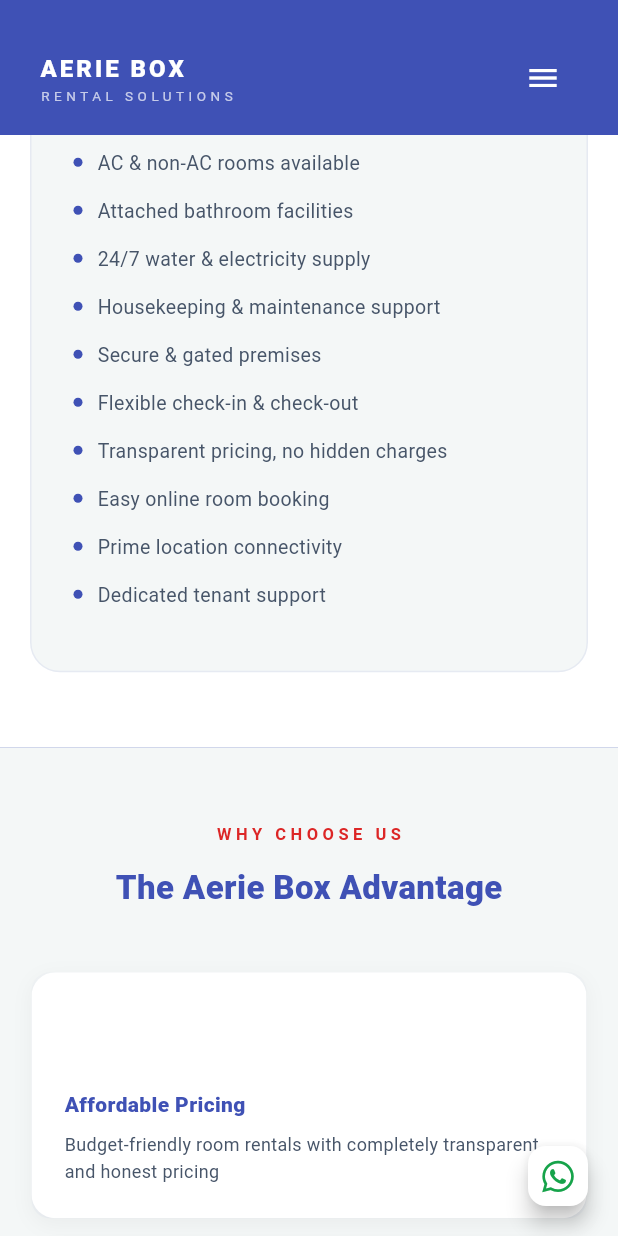
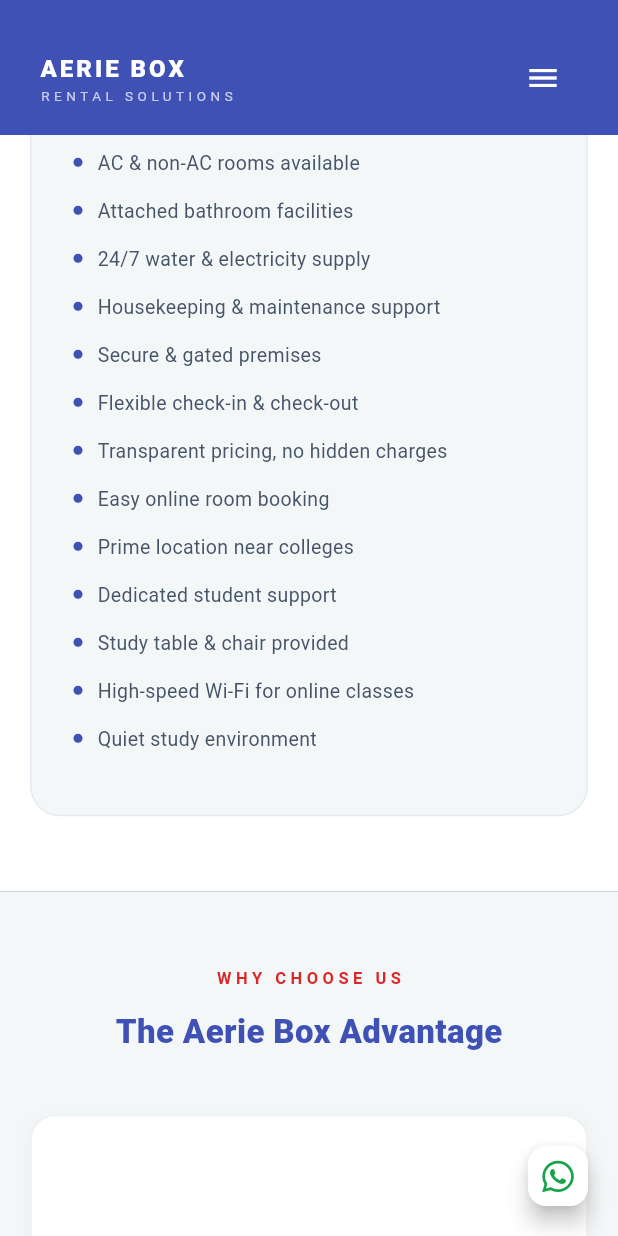
Before and after one commit to Akshay-Panika/Aerie-Box-Web, a Flutter app: the screen it shows after launch, scrolled down 2304 dp, on a phone screen of 412 x 824 dp. Run offline on Flutter 3.47's test engine with Material 3 defaults, Android fonts, the phone set to English and light mode, and no system bars; our stand-ins replace firebase_core, font_awesome_flutter; accounts and stored records are empty.

Commit message:
update at 9/19/2026

```diff
--- a/lib/screens/services_section.dart
+++ b/lib/screens/services_section.dart
@@ -15,10 +15,77 @@ class _ServicesSectionState extends State<ServicesSection> {
 
   final List<Map<String, dynamic>> _services = [
     {
-      'icon': Icons.meeting_room_outlined,
-      'title': 'Room Rentals',
+      'icon': Icons.school_outlined,
+      'title': 'Student',
       'items': [
-        'Fully furnished rental rooms',
+        'Fully furnished student rooms',
+        'Single & sharing room options',
+        'Daily, weekly & monthly bookings',
+        'AC & non-AC rooms available',
+        'Attached bathroom facilities',
+        '24/7 water & electricity supply',
+        'Housekeeping & maintenance support',
+        'Secure & gated premises',
+        'Flexible check-in & check-out',
+        'Transparent pricing, no hidden charges',
+        'Easy online room booking',
+        'Prime location near colleges',
+        'Dedicated student support',
+        'Study table & chair provided',
+        'High-speed Wi-Fi for online classes',
+        'Quiet study environment',
+      ],
+    },
+    {
+      'icon': Icons.work_outline,
+      'title': 'Professionals',
+      'items': [
+        'Work stay rooms for professionals',
+        'Fully furnished single & sharing rooms',
+        'Daily, weekly & monthly stay options',
+        'AC & non-AC rooms available',
+        'Attached bathroom facilities',
+        '24/7 water & electricity supply',
+        'Housekeeping & maintenance support',
+        'Secure & gated premises',
+        'Flexible check-in & check-out',
+        'Transparent pricing, no hidden charges',
+        'Easy online room booking',
+        'Prime location connectivity',
+        'Dedicated working professional support',
+        'High-speed Wi-Fi & workspace',
+        'Laundry & ironing services',
+        'CCTV secured premises',
+      ],
+    },
+    {
+      'icon': Icons.access_time_outlined,
+      'title': 'Temporary Stay',
+      'items': [
+        'Short-term room rentals',
+        'Daily & weekly booking options',
+        'Fully furnished rooms',
+        'AC & non-AC rooms available',
+        'Attached bathroom facilities',
+        '24/7 water & electricity supply',
+        'Housekeeping & maintenance support',
+        'Secure & gated premises',
+        'Flexible check-in & check-out',
+        'Transparent pricing, no hidden charges',
+        'Easy online room booking',
+        'Prime location connectivity',
+        'Dedicated guest support',
+        'Ideal for travelers & visitors',
+        'No long-term commitment',
+        'Quick & hassle-free booking',
+      ],
+    },
+    {
+      'icon': Icons.palette_outlined,
+      'title': 'Freelancers',
+      'items': [
+        'Rooms for artists & creators',
+        'Fully furnished creative spaces',
         'Single & sharing room options',
         'Daily, weekly & monthly bookings',
         'AC & non-AC rooms available',
@@ -30,14 +97,60 @@ class _ServicesSectionState extends State<ServicesSection> {
         'Transparent pricing, no hidden charges',
         'Easy online room booking',
         'Prime location connectivity',
-        'Dedicated tenant support',
+        'Dedicated creator support',
+        'High-speed Wi-Fi for content creation',
+        'Inspiring & creative environment',
+      ],
+    },
+    {
+      'icon': Icons.family_restroom_outlined,
+      'title': 'Family',
+      'items': [
+        'Spacious family rooms',
+        'Fully furnished family suites',
+        'Daily, weekly & monthly bookings',
+        'AC & non-AC rooms available',
+        'Attached bathroom facilities',
+        '24/7 water & electricity supply',
+        'Housekeeping & maintenance support',
+        'Secure & gated premises',
+        'Flexible check-in & check-out',
+        'Transparent pricing, no hidden charges',
+        'Easy online room booking',
+        'Prime location connectivity',
+        'Dedicated family support',
+        'Kid-friendly environment',
+        'Extra bedding & storage space',
+        'Nearby parks & essentials',
+      ],
+    },
+    {
+      'icon': Icons.man_outlined,
+      'title': 'Bachelor',
+      'items': [
+        'Dedicated bachelor rooms',
+        'Fully furnished single & sharing rooms',
+        'Daily, weekly & monthly bookings',
+        'AC & non-AC rooms available',
+        'Attached bathroom facilities',
+        '24/7 water & electricity supply',
+        'Housekeeping & maintenance support',
+        'Secure & gated premises',
+        'Flexible check-in & check-out',
+        'Transparent pricing, no hidden charges',
+        'Easy online room booking',
+        'Prime location connectivity',
+        'Dedicated bachelor support',
+        'No restrictions on timings',
+        'Friends & visitors allowed',
+        'Hassle-free living experience',
       ],
     },
     {
       'icon': Icons.apartment_outlined,
-      'title': 'PG & Accommodation',
+      'title': 'PG & Hostel',
       'items': [
-        'PG rooms for students & professionals',
+        'PG rooms for girls & boys',
         'Hostel-style shared accommodation',
         'Meals & mess facility options',
         'Wi-Fi & internet connectivity',
@@ -45,18 +158,14 @@ class _ServicesSectionState extends State<ServicesSection> {
         'Laundry & ironing services',
         'CCTV secured premises',
         'Warden & security support',
-      ],
-    },
-    {
-      'icon': Icons.chair_outlined,
-      'title': 'Room Products & Services',
-      'items': [
-        'Room furniture on rent',
-        'Bed, mattress & wardrobe rental',
-        'Study table & chair sets',
-        'Mini fridge & appliance rental',
-        'Room setup & interior assistance',
-        'Custom room customization',
+        'Fully furnished rooms',
+        'Single & sharing room options',
+        'Daily, weekly & monthly bookings',
+        'AC & non-AC rooms available',
+        'Attached bathroom facilities',
+        '24/7 water & electricity supply',
+        'Housekeeping & maintenance support',
+        'Transparent pricing, no hidden charges',
       ],
     },
   ];
@@ -79,7 +188,7 @@ class _ServicesSectionState extends State<ServicesSection> {
               Text(
                 'WHAT WE DO',
                 style: TextStyle(
-                  color: AppColor.secondary,
+                  color: AppColor.error,
                   fontSize: RFont.size(context, 11, desktop: 12),
                   fontWeight: FontWeight.w700,
                   letterSpacing: 3,
@@ -155,7 +264,7 @@ class _ServicesSectionState extends State<ServicesSection> {
   Widget _buildActiveContent(BuildContext context, bool isMobile) {
     final service = _services[_activeTab];
     final items = service['items'] as List<String>;
-    final halfLen = (items.length / 2).ceil();
+    final halfLen = (items.length / 3).ceil();
 
     return AnimatedSwitcher(
       duration: const Duration(milliseconds: 300),
@@ -211,19 +320,33 @@ class _ServicesSectionState extends State<ServicesSection> {
     );
   }
 
-  Widget _buildTwoColumns(BuildContext context, List<String> items, int halfLen) {
+  Widget _buildTwoColumns(BuildContext context, List<String> items, int thirdLen) {
+    final firstEnd = thirdLen.clamp(0, items.length);
+    final secondEnd = (thirdLen * 2).clamp(0, items.length);
     return Row(
       crossAxisAlignment: CrossAxisAlignment.start,
       children: [
         Expanded(
           child: Column(
-            children: items.sublist(0, halfLen).map((item) => _buildItem(context, item)).toList(),
+            children: items.sublist(0, firstEnd).map((item) => _buildItem(context, item)).toList(),
           ),
         ),
         const SizedBox(width: 24),
         Expanded(
           child: Column(
-            children: items.sublist(halfLen).map((item) => _buildItem(context, item)).toList(),
+            children: items
+                .sublist(firstEnd, secondEnd)
+                .map((item) => _buildItem(context, item))
+                .toList(),
+          ),
+        ),
+        const SizedBox(width: 24),
+        Expanded(
+          child: Column(
+            children: items
+                .sublist(secondEnd)
+                .map((item) => _buildItem(context, item))
+                .toList(),
           ),
         ),
       ],
--- a/lib/screens/why_us_section.dart
+++ b/lib/screens/why_us_section.dart
@@ -13,7 +13,6 @@ class WhyUsSection extends StatefulWidget {
 }
 
 class _WhyUsSectionState extends State<WhyUsSection> {
-
   late final ScrollController _scrollController;
 
   bool _autoScrolling = true;
@@ -35,8 +34,7 @@ class _WhyUsSectionState extends State<WhyUsSection> {
 
       if (!_scrollController.hasClients) continue;
 
-      final maxScroll =
-          _scrollController.position.maxScrollExtent;
+      final maxScroll = _scrollController.position.maxScrollExtent;
 
       final current = _scrollController.offset;
 
@@ -154,31 +152,55 @@ class _WhyUsSectionState extends State<WhyUsSection> {
                           name: 'Student Tenant',
                           role: 'PG Room Resident',
                           review:
-                          'Aerie Box provided me a clean and fully furnished PG room at an affordable price. The booking process was quick and completely hassle-free.',
+                          'Aerie Box provided me a clean and fully furnished student room at an affordable price. The booking process was quick and completely hassle-free.',
                         ),
 
                         _buildTestimonialCard(
                           context,
                           name: 'Working Professional',
-                          role: 'Monthly Room Rental',
+                          role: 'Work Stay Resident',
                           review:
-                          'The room was well-maintained with all basic facilities. Transparent pricing and no hidden charges made my stay very comfortable.',
+                          'The work stay room was well-maintained with all basic facilities. Transparent pricing and no hidden charges made my stay very comfortable.',
+                        ),
+
+                        _buildTestimonialCard(
+                          context,
+                          name: 'Temporary Guest',
+                          role: 'Short-term Stay',
+                          review:
+                          'I needed a short-term room for a week and Aerie Box made it incredibly easy. Quick booking, clean room and flexible check-out.',
+                        ),
+
+                        _buildTestimonialCard(
+                          context,
+                          name: 'Freelance Creator',
+                          role: 'Artist & Creator Stay',
+                          review:
+                          'The creative space was inspiring and fully furnished. High-speed Wi-Fi and a quiet environment helped me focus on my work.',
                         ),
 
                         _buildTestimonialCard(
                           context,
                           name: 'Family Tenant',
-                          role: 'Accommodation Service',
+                          role: 'Family Room Resident',
                           review:
-                          'We rented a fully furnished room through Aerie Box and the experience was smooth. Great location, secure premises and prompt support.',
+                          'We rented a spacious family room through Aerie Box and the experience was smooth. Great location, secure premises and prompt support.',
                         ),
 
                         _buildTestimonialCard(
                           context,
-                          name: 'Regular Customer',
-                          role: 'Furniture Rental',
+                          name: 'Bachelor Tenant',
+                          role: 'Bachelor Room Resident',
                           review:
-                          'Their room products and furniture rental service is excellent. Quality products, easy setup and very reasonable rental plans.',
+                          'No restrictions on timings and a hassle-free living experience. The bachelor room was exactly what I was looking for.',
+                        ),
+
+                        _buildTestimonialCard(
+                          context,
+                          name: 'PG Resident',
+                          role: 'Girls & Boys PG',
+                          review:
+                          'Safe and secure PG accommodation with mess facility. The warden and security support gave my parents complete peace of mind.',
                         ),
                       ]
                           .map(
@@ -266,22 +288,22 @@ class _WhyUsSectionState extends State<WhyUsSection> {
       {
         'icon': Icons.currency_rupee_outlined,
         'title': 'Affordable Pricing',
-        'desc': 'Budget-friendly room rentals with completely transparent and honest pricing',
+        'desc': 'Budget-friendly room rentals with completely transparent and honest pricing for every stay type',
       },
       {
         'icon': Icons.schedule,
         'title': 'Quick Booking',
-        'desc': 'Fast and hassle-free room booking process with instant confirmation',
+        'desc': 'Fast and hassle-free room booking process with instant confirmation for all categories',
       },
       {
         'icon': Icons.cleaning_services_outlined,
         'title': 'Clean & Maintained',
-        'desc': 'Regularly cleaned rooms with proper housekeeping and maintenance support',
+        'desc': 'Regularly cleaned rooms with proper housekeeping and maintenance support for students, professionals & families',
       },
       {
         'icon': Icons.security_outlined,
         'title': 'Safe & Secure',
-        'desc': 'CCTV secured premises with 24/7 support for complete peace of mind',
+        'desc': 'CCTV secured premises with 24/7 support for complete peace of mind for all residents',
       },
     ];
 
@@ -304,7 +326,6 @@ class _WhyUsSectionState extends State<WhyUsSection> {
     return HoverCard(
       child: Container(
         width: double.infinity,
-        // margin: const EdgeInsets.only(bottom: 16),
         padding: const EdgeInsets.all(22),
         decoration: BoxDecoration(
           color: AppColor.white,
@@ -356,9 +377,13 @@ class _WhyUsSectionState extends State<WhyUsSection> {
     final industries = [
       {'icon': Icons.school_outlined, 'label': 'Students'},
       {'icon': Icons.work_outline, 'label': 'Working Professionals'},
+      {'icon': Icons.access_time_outlined, 'label': 'Temporary Stay'},
+      {'icon': Icons.palette_outlined, 'label': 'Freelancers & Creators'},
       {'icon': Icons.family_restroom_outlined, 'label': 'Families'},
-      {'icon': Icons.travel_explore_outlined, 'label': 'Travelers & Bachelors'},
+      {'icon': Icons.man_outlined, 'label': 'Bachelors'},
+      {'icon': Icons.apartment_outlined, 'label': 'PG & Hostel'},
     ];
+
 
     return Wrap(
       spacing: 16,
@@ -367,7 +392,7 @@ class _WhyUsSectionState extends State<WhyUsSection> {
       children: industries.map((ind) {
         return HoverCard(
           child: Container(
-            width: isMobile ? double.infinity : 200,
+            width: isMobile ? 200 : 200,
             padding: const EdgeInsets.symmetric(horizontal: 24, vertical: 20),
             decoration: BoxDecoration(
               color: AppColor.white.withOpacity(0.07),
@@ -398,11 +423,11 @@ class _WhyUsSectionState extends State<WhyUsSection> {
 
   Widget _buildWorkApproach(BuildContext context, bool isMobile) {
     final steps = [
-      {'num': '01', 'title': 'Search & Enquiry', 'desc': 'Browse available rooms and share your requirements'},
-      {'num': '02', 'title': 'Room Selection', 'desc': 'Choose the best room based on budget & location'},
-      {'num': '03', 'title': 'Booking Confirmation', 'desc': 'Quick booking with transparent pricing & no hidden charges'},
-      {'num': '04', 'title': 'Move-In & Setup', 'desc': 'Smooth check-in with furnished room & basic facilities'},
-      {'num': '05', 'title': 'Stay & Support', 'desc': 'Enjoy a comfortable stay with 24/7 tenant support'},
+      {'num': '01', 'title': 'Search & Enquiry', 'desc': 'Browse available rooms for students, professionals, families, bachelors & PG'},
+      {'num': '02', 'title': 'Room Selection', 'desc': 'Choose the best room based on your category, budget & location'},
+      {'num': '03', 'title': 'Booking Confirmation', 'desc': 'Quick booking with transparent pricing & no hidden charges for all stay types'},
+      {'num': '04', 'title': 'Move-In & Setup', 'desc': 'Smooth check-in with furnished room & basic facilities for every resident'},
+      {'num': '05', 'title': 'Stay & Support', 'desc': 'Enjoy a comfortable stay with 24/7 tenant support for students, professionals & families'},
     ];
 
     if (isMobile) {
```
Also changed, not shown: 1 other file.
